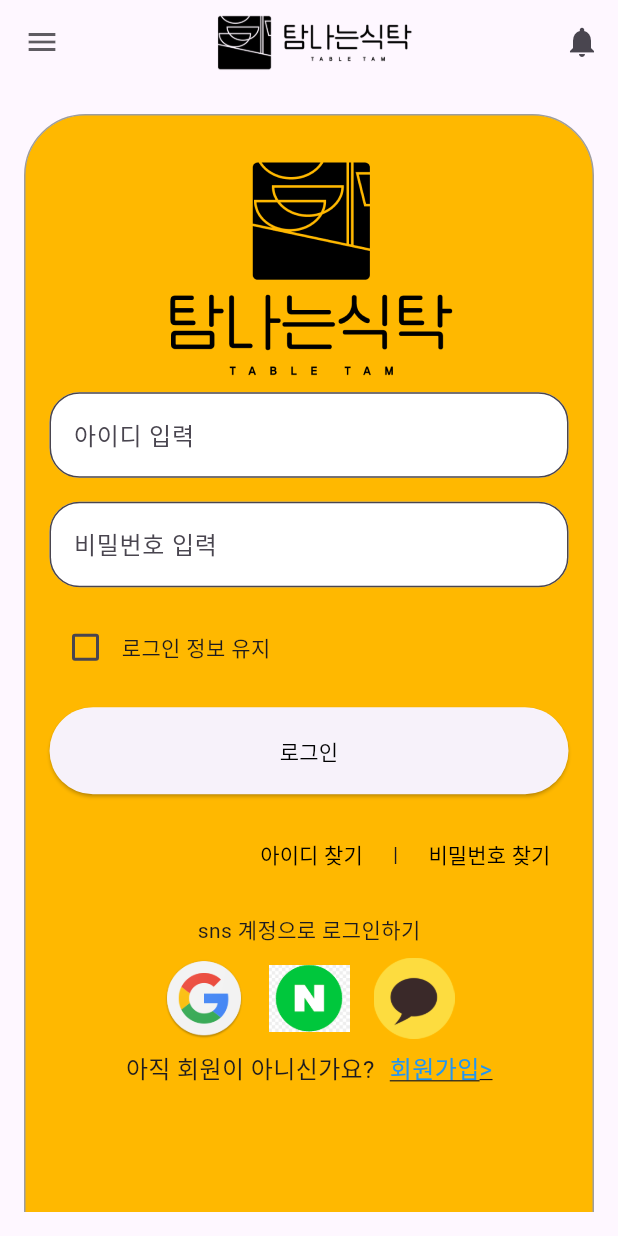
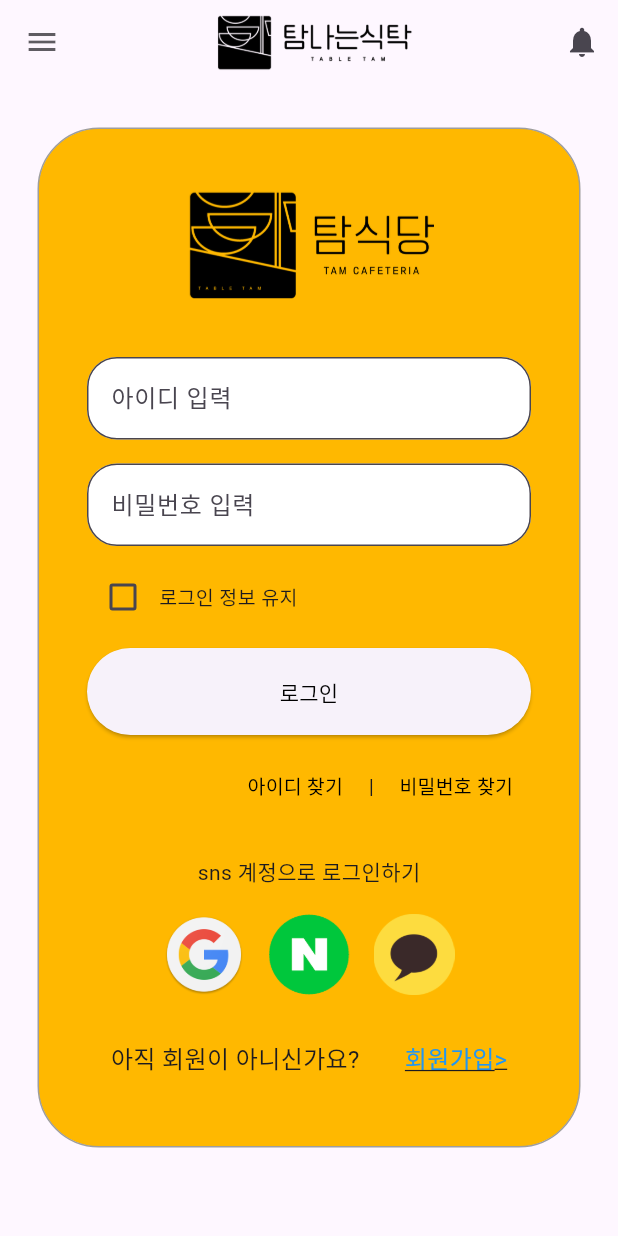
Before and after one commit to Team-Fiveguys/TAM-Cafeteria-Front, a Flutter app: the screen it shows after launch, on a phone screen of 412 x 824 dp. Run offline on Flutter 3.47's test engine with Material 3 defaults, Android fonts, the phone set to English and light mode, and no system bars.

Commit message:
로그인 로고 교체, 위젯 배치 수정,
로그인 로고 교체, 위젯 배치 수정,

```diff
--- a/lib/screens/login_screen.dart
+++ b/lib/screens/login_screen.dart
@@ -1,7 +1,3 @@
-//네이버 로고 다시 다운로드
-//상화좌우 간격 수정해야됨
-//체크 색 정하고
-
 import 'package:flutter/cupertino.dart';
 import 'package:flutter/material.dart';
 import 'package:flutter/widgets.dart';
@@ -23,12 +19,15 @@ class _LoginScreenState extends State<LoginScreen> {
         body: Padding(
       padding: const EdgeInsets.all(16.0),
       child: Center(
+        child: Flexible(
           child: ListView(
             children: [
-            Container(
-              width: 420,
-              height: 800, // 직사각형의 너비 조정
-              padding: const EdgeInsets.all(16.0), // 직사각형 내부의 패딩 추가
+              Padding(
+                padding: const EdgeInsets.all(9.0),
+                child: Container(
+                  width: 200,
+                  height: 680, // 직사각형의 너비 조정
+                  padding: const EdgeInsets.all(32.0), // 직사각형 내부의 패딩 추가
                   decoration: BoxDecoration(
                     color: const Color(0xffffb800),
                     borderRadius: BorderRadius.circular(41), // 직사각형의 모서리를 둥글게
@@ -39,11 +38,14 @@ class _LoginScreenState extends State<LoginScreen> {
                   child: Stack(alignment: Alignment.topCenter, children: [
                     Positioned(
                       top: 5,
+                      child: Flexible(
                         child: SizedBox(
-                    width: 200,
+                          width: 167,
+                          height: 81,
                           child: Image.asset(
                             'assets/images/login_logo.png',
                             fit: BoxFit.contain,
+                          ),
                         ),
                       ),
                     ),
@@ -52,31 +54,39 @@ class _LoginScreenState extends State<LoginScreen> {
                       crossAxisAlignment: CrossAxisAlignment.stretch,
                       children: [
                         const SizedBox(
-                      height: 50,
+                          height: 120,
                         ), // 아이디 입력창을 로고 위에 조금 올리기 위한 여백 추가
-                    TextField(
+                        SizedBox(
+                          height: 55,
+                          child: TextField(
                             decoration: InputDecoration(
                               hintText: '아이디 입력',
                               border: OutlineInputBorder(
-                          borderRadius: BorderRadius.circular(20), // 모서리를 둥글게
+                                borderRadius:
+                                    BorderRadius.circular(20), // 모서리를 둥글게
                               ),
                               filled: true,
                               fillColor: Colors.white,
                             ),
                           ),
+                        ),
                         const SizedBox(height: 16.0),
-                    TextField(
+                        SizedBox(
+                          height: 55,
+                          child: TextField(
                             decoration: InputDecoration(
                               hintText: '비밀번호 입력',
                               border: OutlineInputBorder(
-                          borderRadius: BorderRadius.circular(20), // 모서리를 둥글게
+                                borderRadius:
+                                    BorderRadius.circular(20), // 모서리를 둥글게
                               ),
                               filled: true,
                               fillColor: Colors.white,
                             ),
                             obscureText: true,
                           ),
-                    const SizedBox(height: 16.0),
+                        ),
+                        const SizedBox(height: 10.0),
                         Row(
                           children: [
                             Checkbox(
@@ -87,10 +97,15 @@ class _LoginScreenState extends State<LoginScreen> {
                                 });
                               },
                             ),
-                        const Text('로그인 정보 유지'),
+                            const Text(
+                              '로그인 정보 유지',
+                              style: TextStyle(
+                                fontSize: 13,
+                              ),
+                            ),
                           ],
                         ),
-                    const SizedBox(height: 16.0),
+                        const SizedBox(height: 10.0),
                         ElevatedButton(
                           style: ButtonStyle(
                             minimumSize: MaterialStateProperty.all<Size>(
@@ -102,35 +117,51 @@ class _LoginScreenState extends State<LoginScreen> {
                             style: TextStyle(color: Colors.black),
                           ),
                         ),
-                    const SizedBox(height: 16.0),
-                    Row(
+                        const SizedBox(height: 10.0),
+                        Container(
+                          alignment: Alignment.topRight,
+                          child: SingleChildScrollView(
+                            scrollDirection: Axis.horizontal,
+                            child: Row(
                               mainAxisAlignment: MainAxisAlignment.end,
                               children: [
-                        Flexible(
-                          child: TextButton(
+                                TextButton(
                                   onPressed: () {},
                                   child: const Text(
                                     '아이디 찾기',
-                              style: TextStyle(color: Colors.black),
+                                    style: TextStyle(
+                                        color: Colors.black, fontSize: 13),
+                                  ),
+                                ),
+                                const SizedBox(width: 5.0),
+                                const Text('|'),
+                                const SizedBox(width: 5.0),
+                                TextButton(
+                                  onPressed: () {},
+                                  child: const Text(
+                                    '비밀번호 찾기',
+                                    style: TextStyle(
+                                        color: Colors.black, fontSize: 13),
+                                  ),
+                                ),
+                              ],
                             ),
                           ),
                         ),
-                        const SizedBox(width: 8.0),
-                        const Text('|'),
-                        const SizedBox(width: 8.0),
-                        TextButton(
-                          onPressed: () {},
-                          child: const Text('비밀번호 찾기',
-                              style: TextStyle(color: Colors.black)),
-                        ),
-                      ],
-                    ),
-                    const SizedBox(height: 16.0),
+                        const Flexible(child: SizedBox(height: 40.0)),
                         const Center(
                           child: Text(
                             "sns 계정으로 로그인하기",
-                    )),
-                    Row(
+                          ),
+                        ),
+                        const SizedBox(
+                          height: 10,
+                        ),
+                        Container(
+                          alignment: Alignment.center,
+                          child: SingleChildScrollView(
+                            scrollDirection: Axis.horizontal,
+                            child: Row(
                               mainAxisAlignment: MainAxisAlignment.center,
                               children: [
                                 SizedBox(
@@ -162,7 +193,15 @@ class _LoginScreenState extends State<LoginScreen> {
                                 ),
                               ],
                             ),
-                    Row(
+                          ),
+                        ),
+                        const Flexible(
+                          child: SizedBox(
+                            height: 30,
+                          ),
+                        ),
+                        Flexible(
+                          child: Row(
                             mainAxisAlignment: MainAxisAlignment.center,
                             children: [
                               const Flexible(
@@ -174,14 +213,15 @@ class _LoginScreenState extends State<LoginScreen> {
                                 ),
                               ),
                               const SizedBox(
-                          width: 10,
+                                width: 30,
                               ),
                               GestureDetector(
                                 onTap: () {
                                   Navigator.push(
                                     context,
                                     MaterialPageRoute(
-                                builder: (context) => const SignUpScreen(),
+                                      builder: (context) =>
+                                          const SignUpScreen(),
                                     ),
                                   );
                                 },
@@ -198,12 +238,15 @@ class _LoginScreenState extends State<LoginScreen> {
                               ),
                             ],
                           ),
+                        ),
                         const SizedBox(height: 16.0),
                       ],
                     ),
                   ]),
                 ),
+              ),
             ],
+          ),
         ),
       ),
     ));
```
Also changed, not shown: assets/images/login_logo.png, assets/images/naver_login_logo.png. Lines whose indentation alone changed are shown as unchanged.
